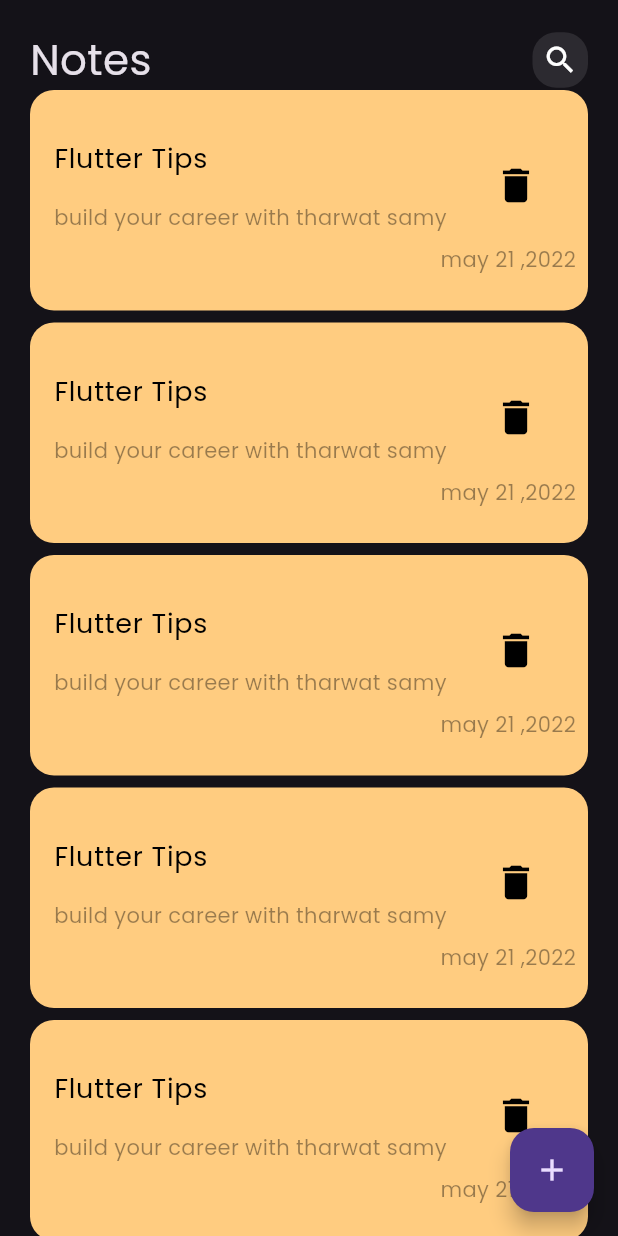
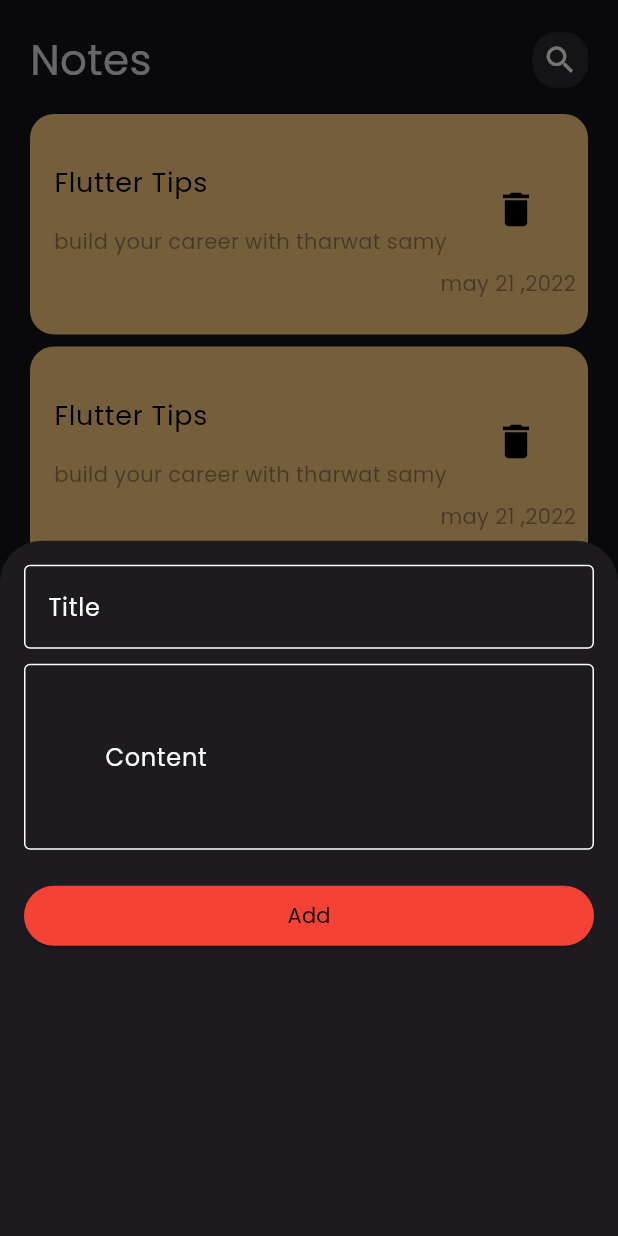
Before and after one commit to mousa469/notes_app, a Flutter app: the screen it shows after launch, after a tap on the "add" icon, on a phone screen of 412 x 824 dp. Run offline on Flutter 3.47's test engine with Material 3 defaults, Android fonts, the phone set to English and light mode, and no system bars.

Commit message:
create custom text from , create custom elevated button and show modal bottom sheet

```diff
--- a/lib/main.dart
+++ b/lib/main.dart
@@ -16,7 +16,7 @@ class NotesApp extends StatelessWidget {
         brightness: Brightness.dark,
         fontFamily: "Poppins"
       ),
-      home: const  NotesView(),
+      home:  NotesView(),
     );
   }
 }
--- a/lib/views/notes_view.dart
+++ b/lib/views/notes_view.dart
@@ -1,18 +1,26 @@
 import 'package:flutter/material.dart';
+import 'package:notes/views/widgets/add_note_bottom_sheet.dart';
+import 'package:notes/views/widgets/custom_elevated_bottom.dart';
+import 'package:notes/views/widgets/custom_text_from.dart';
 import 'package:notes/views/widgets/notes_view_body.dart';
 
 class NotesView extends StatelessWidget {
-  const NotesView({super.key});
+  NotesView({super.key});
 
   @override
   Widget build(BuildContext context) {
     return Scaffold(
       floatingActionButton: FloatingActionButton(
-
-        onPressed: (){} ,
-         child:Icon(Icons.add) ,
-         ),
-      body:NotesViewBody() ,
+        onPressed: () {
+          showModalBottomSheet(
+              context: context,
+              builder: (context) {
+                return AddNoteBottomSheet();
+              });
+        },
+        child: Icon(Icons.add),
+      ),
+      body: NotesViewBody(),
     );
   }
 }
--- /dev/null
+++ b/lib/views/widgets/add_note_bottom_sheet.dart
@@ -0,0 +1,37 @@
+import 'package:flutter/material.dart';
+import 'package:notes/views/widgets/custom_elevated_bottom.dart';
+import 'package:notes/views/widgets/custom_text_from.dart';
+class AddNoteBottomSheet extends StatelessWidget {
+ AddNoteBottomSheet({super.key});
+  TextEditingController titleController  = TextEditingController() ;
+    TextEditingController contentController  = TextEditingController() ;
+
+  @override
+  Widget build(BuildContext context) {
+    return Container(
+                  padding: EdgeInsets.all(16),
+                  // height: 300,
+                  child: Column(
+                    children: [
+                      CustomTextForm(
+                          hintText: "Title",
+                          controller: titleController,
+                          isSecured: false
+                          ),
+                         const  SizedBox(height: 10,),
+                           CustomTextForm(
+                          hintText: "Content",
+                          controller: contentController,
+                          isSecured: false,
+                          edgeInsetsForContentPadding: const  EdgeInsets.all(50),
+
+                          ),
+
+                          const SizedBox(height: 20,),
+                          CustomElevatedButton(onPressed: (){}, title: "Add")
+
+                    ],
+                  ),
+                );;
+  }
+}
--- /dev/null
+++ b/lib/views/widgets/custom_elevated_bottom.dart
@@ -0,0 +1,25 @@
+import 'package:flutter/material.dart';
+
+class CustomElevatedButton extends StatelessWidget {
+  const CustomElevatedButton(
+      {super.key, required this.onPressed, required this.title});
+  final VoidCallback onPressed;
+  final String title;
+
+  @override
+  Widget build(BuildContext context) {
+    return SizedBox(
+      width: double.infinity,
+      child: ElevatedButton(
+        style: const ButtonStyle(
+          backgroundColor: WidgetStatePropertyAll(Colors.red),
+        ),
+        onPressed: onPressed,
+        child: Text(
+          title,
+          style: const TextStyle(color: Color.fromARGB(255, 0, 0, 0)),
+        ),
+      ),
+    );
+  }
+}
--- /dev/null
+++ b/lib/views/widgets/custom_text_from.dart
@@ -0,0 +1,52 @@
+import 'package:flutter/material.dart';
+import 'package:flutter/material.dart';
+
+class CustomTextForm extends StatelessWidget {
+   CustomTextForm(
+      {super.key,
+      this.edgeInsetsForContentPadding,
+      required this.hintText,
+      required this.controller,
+      this.suffixIcon,
+      required this.isSecured});
+
+  final String hintText;
+  final TextEditingController controller;
+  IconButton? suffixIcon;
+  bool isSecured;
+  EdgeInsets? edgeInsetsForContentPadding  ;
+
+  @override
+  Widget build(BuildContext context) {
+    return TextFormField(
+
+      obscureText: isSecured,
+      validator: (data) {
+        if (data == null || data.isEmpty) {
+          return "field is required";
+        }
+        return null;
+      },
+      controller: controller,
+      style: const TextStyle(color: Colors.white),
+      decoration: InputDecoration(
+
+        contentPadding:edgeInsetsForContentPadding,
+        suffixIcon: suffixIcon,
+        suffixIconColor: Colors.white,
+        errorStyle: const TextStyle(color: Colors.white),
+        errorBorder: const OutlineInputBorder(
+            borderSide: BorderSide(color: Colors.white)),
+        focusedBorder: const OutlineInputBorder(
+            borderSide: BorderSide(color: Colors.white)),
+        enabledBorder: const OutlineInputBorder(
+            borderSide: BorderSide(color: Colors.white)),
+        hintText: hintText,
+        hintStyle: TextStyle(  color:  Colors.white),
+        border: OutlineInputBorder(
+          borderRadius: BorderRadius.circular(20),
+        ),
+      ),
+    );
+  }
+}
--- a/lib/views/widgets/notes_list_view.dart
+++ b/lib/views/widgets/notes_list_view.dart
@@ -5,11 +5,14 @@ class NotesListView extends StatelessWidget {
 
   @override
   Widget build(BuildContext context) {
-    return ListView.builder(itemBuilder: (context, index) {
-      return Padding(
-        padding: const EdgeInsets.only(bottom: 8.0),
-        child: NoteItem(),
-      );
-    });
+    return Padding(
+      padding: const EdgeInsets.symmetric(vertical: 16.0),
+      child: ListView.builder(padding: EdgeInsets.zero, itemBuilder: (context, index) {
+        return Padding(
+          padding: const EdgeInsets.only(bottom: 8.0),
+          child: NoteItem(),
+        );
+      }),
+    );
   }
 }
```
